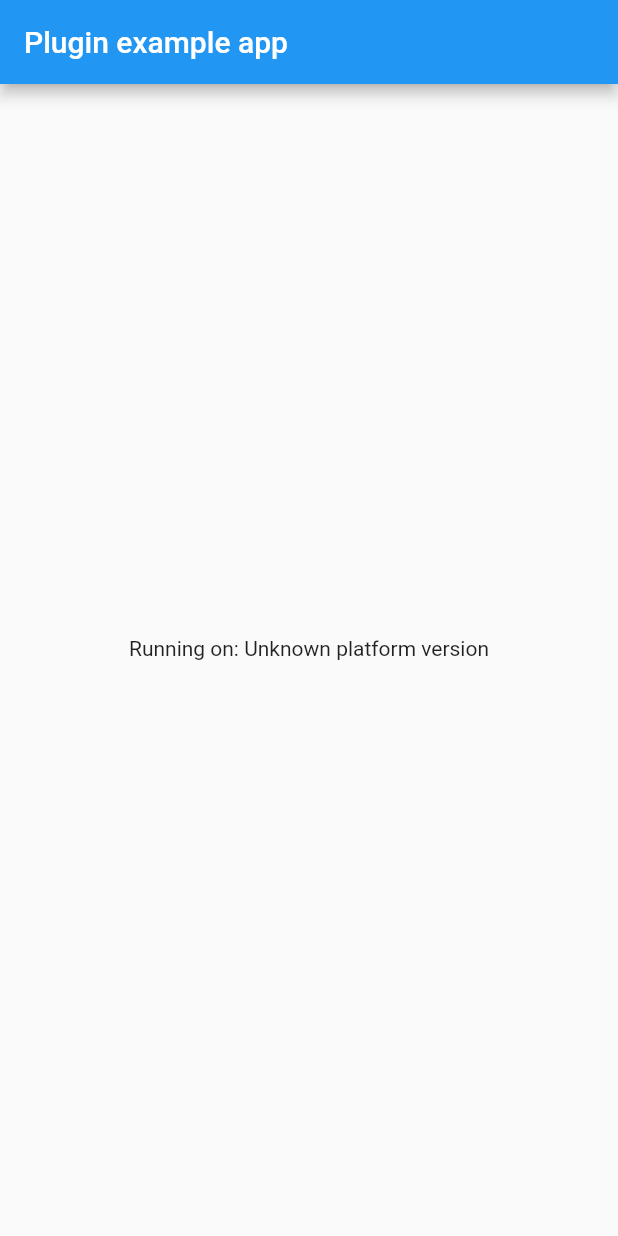
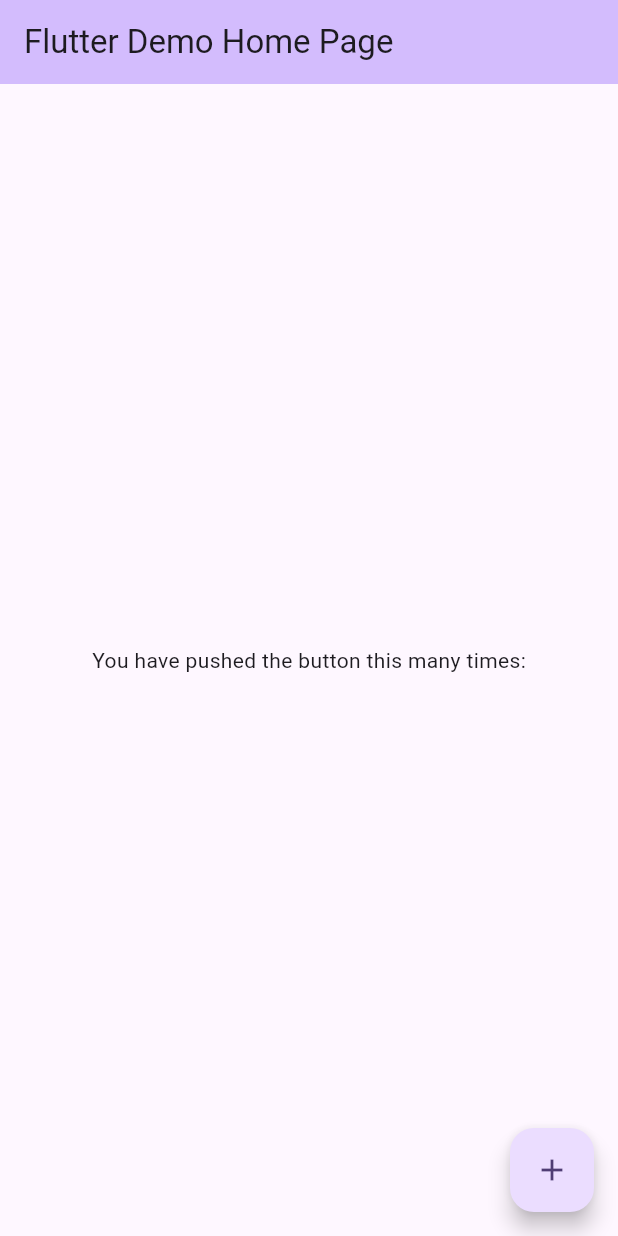
Before and after one commit to hoa2380/flutter_scan_plugin, a Flutter app: the screen it shows after launch, on a phone screen of 412 x 824 dp. Run offline on Flutter 3.47's test engine with Material 2 defaults, Android fonts, the phone set to English and light mode, and no system bars; our stand-ins replace camera, pdf, permission_handler, plugin_platform_interface, screenshot; missing offline and left inert: cuervo_document_scanner, google_mlkit_commons, google_mlkit_text_recognition, opencv_3.

Commit message:
update plugin

```diff
--- a/example/lib/main.dart
+++ b/example/lib/main.dart
@@ -8,56 +8,82 @@ void main() {
   runApp(const MyApp());
 }
 
-class MyApp extends StatefulWidget {
+class MyApp extends StatelessWidget {
   const MyApp({super.key});
 
+  // This widget is the root of your application.
   @override
-  State<MyApp> createState() => _MyAppState();
+  Widget build(BuildContext context) {
+    return MaterialApp(
+      title: 'Flutter Demo',
+      theme: ThemeData(
+        // This is the theme of your application.
+        //
+        // TRY THIS: Try running your application with "flutter run". You'll see
+        // the application has a blue toolbar. Then, without quitting the app,
+        // try changing the seedColor in the colorScheme below to Colors.green
+        // and then invoke "hot reload" (save your changes or press the "hot
+        // reload" button in a Flutter-supported IDE, or press "r" if you used
+        // the command line to start the app).
+        //
+        // Notice that the counter didn't reset back to zero; the application
+        // state is not lost during the reload. To reset the state, use hot
+        // restart instead.
+        //
+        // This works for code too, not just values: Most code changes can be
+        // tested with just a hot reload.
+        colorScheme: ColorScheme.fromSeed(seedColor: Colors.deepPurple),
+        useMaterial3: true,
+      ),
+      home: const MyHomePage(title: 'Flutter Demo Home Page'),
+    );
+  }
 }
 
-class _MyAppState extends State<MyApp> {
-  String _platformVersion = 'Unknown';
-  final _flutterScanPlugin = FlutterScanPlugin();
+class MyHomePage extends StatefulWidget {
+  const MyHomePage({super.key, required this.title});
+
+  // This widget is the home page of your application. It is stateful, meaning
+  // that it has a State object (defined below) that contains fields that affect
+  // how it looks.
+
+  // This class is the configuration for the state. It holds the values (in this
+  // case the title) provided by the parent (in this case the App widget) and
+  // used by the build method of the State. Fields in a Widget subclass are
+  // always marked "final".
+
+  final String title;
 
   @override
-  void initState() {
-    super.initState();
-    initPlatformState();
-  }
+  State<MyHomePage> createState() => _MyHomePageState();
+}
 
-  // Platform messages are asynchronous, so we initialize in an async method.
-  Future<void> initPlatformState() async {
-    String platformVersion;
-    // Platform messages may fail, so we use a try/catch PlatformException.
-    // We also handle the message potentially returning null.
-    try {
-      platformVersion =
-          await _flutterScanPlugin.getPlatformVersion() ?? 'Unknown platform version';
-    } on PlatformException {
-      platformVersion = 'Failed to get platform version.';
-    }
-
-    // If the widget was removed from the tree while the asynchronous platform
-    // message was in flight, we want to discard the reply rather than calling
-    // setState to update our non-existent appearance.
-    if (!mounted) return;
-
-    setState(() {
-      _platformVersion = platformVersion;
-    });
-  }
+class _MyHomePageState extends State<MyHomePage> {
 
   @override
   Widget build(BuildContext context) {
-    return MaterialApp(
-      home: Scaffold(
-        appBar: AppBar(
-          title: const Text('Plugin example app'),
-        ),
-        body: Center(
-          child: Text('Running on: $_platformVersion\n'),
+    return Scaffold(
+      appBar: AppBar(
+        backgroundColor: Theme.of(context).colorScheme.inversePrimary,
+        title: Text(widget.title),
+      ),
+      body: const Center(
+        child: Column(
+          mainAxisAlignment: MainAxisAlignment.center,
+          children: <Widget>[
+            Text(
+              'You have pushed the button this many times:',
+            ),
+          ],
         ),
       ),
+      floatingActionButton: FloatingActionButton(
+        onPressed: () {
+          FlutterScanPlugin.start(Type.CAMERA, context);
+        },
+        tooltip: 'Increment',
+        child: const Icon(Icons.add),
+      ), // This trailing comma makes auto-formatting nicer for build methods.
     );
   }
 }
--- a/pubspec.yaml
+++ b/pubspec.yaml
@@ -20,6 +20,7 @@ dependencies:
   screenshot: ^2.1.0
   path: ^1.8.3
   opencv_3: ^1.0.0
+  camera:
 
 dev_dependencies:
   flutter_test:
```
Also changed, not shown: lib/flutter_scan_plugin.dart (+110 -3 lines), lib/painters/coordinates_translator.dart (added, +52 -0 lines), lib/painters/text_recognizer_painter.dart (added, +195 -0 lines), example/pubspec.lock, 1 other file.
